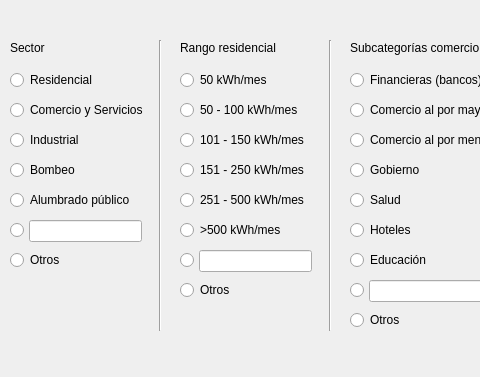
Before: the Qt Designer form ppcc/setcategoriesdialog.ui in ErnestoVivas/Multiconsult-ppcc, drawn with Qt 5; both pictures show x 0 to 480 and y 0 to 377 of the 851 by 377 pixel window.
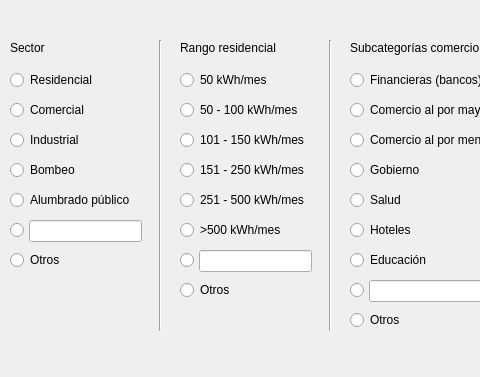
After: the same form once the commit is applied.

The edit to the form file:
```diff
--- a/ppcc/setcategoriesdialog.ui
+++ b/ppcc/setcategoriesdialog.ui
@@ -88,7 +88,7 @@
     </rect>
    </property>
    <property name="text">
-    <string>Comercio y Servicios</string>
+    <string>Comercial</string>
    </property>
   </widget>
   <widget class="QRadioButton" name="radioButtonIndustrial">
```
